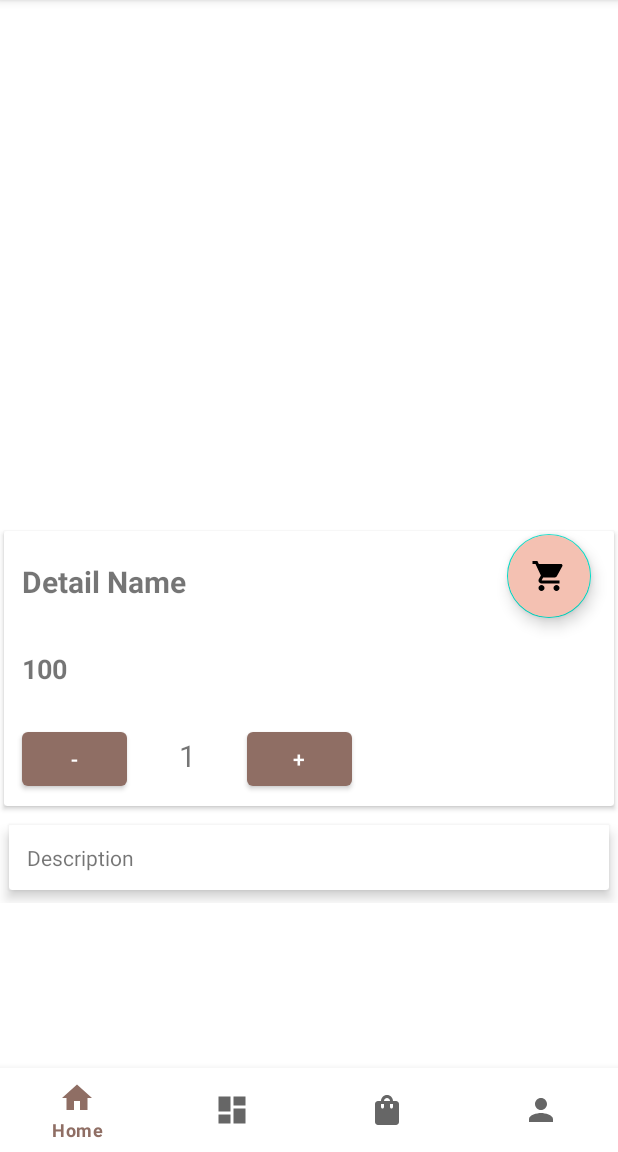
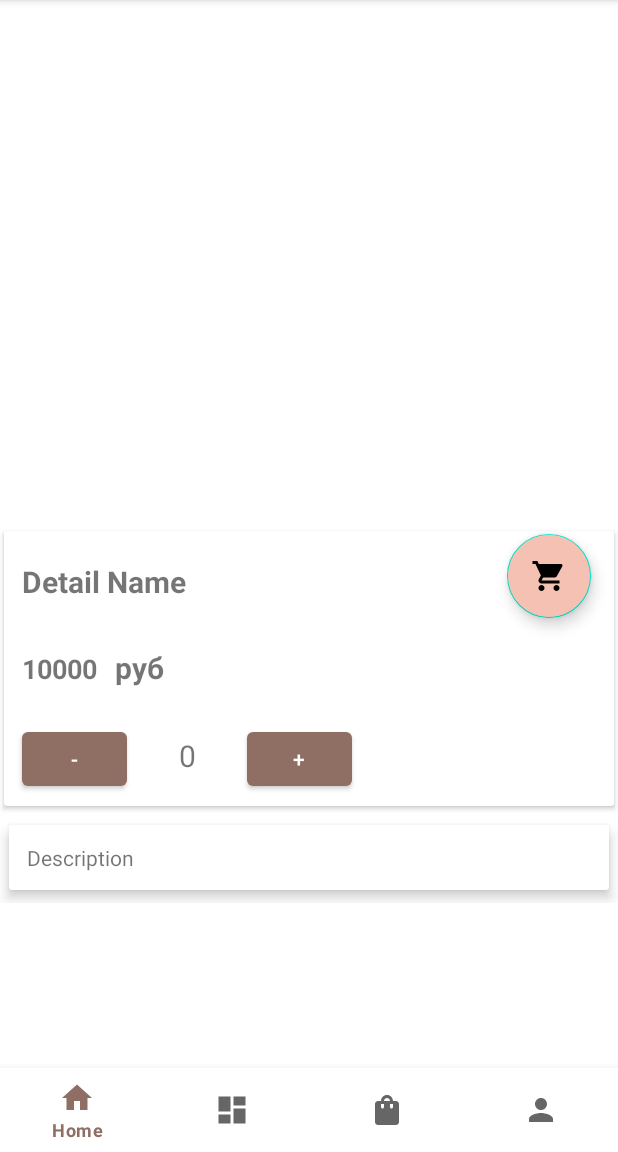
Before and after one commit to razduevmaksim/Pinskdrev, an Android app: the DetailFragment screen opened through its navigation route, on a phone screen of 412 x 824 dp, the part 84-1236 px from its top. Run offline under Robolectric (Android 15) with nearby library versions, the phone set to English and light mode, and no system bars; our stand-ins replace EventBus, Firebase (no records; nobody signed in at launch, a user with empty details on screens opened directly), navigation-ui; libraries missing offline, so code that uses them is left out: com.andremion.counterfab, com.asksira.loopingviewpager; plain views replace CounterFab; 9 statements that could not run were skipped.

Commit message:
Pinskdrev

```diff
--- a/app/src/main/java/com/maksapp/pinskdrev/ui/detail/DetailFragment.kt
+++ b/app/src/main/java/com/maksapp/pinskdrev/ui/detail/DetailFragment.kt
@@ -18,6 +18,7 @@ import com.bumptech.glide.Glide
 import com.maksapp.pinskdrev.R
 import com.maksapp.pinskdrev.databinding.FragmentDetailBinding
 import com.maksapp.pinskdrev.model.ProductModel
+import kotlinx.android.synthetic.main.fragment_detail.*
 import kotlinx.android.synthetic.main.fragment_detail.view.*
 import kotlinx.android.synthetic.main.fragment_product.view.*
 
@@ -48,7 +49,7 @@ class DetailFragment : Fragment() {
         _binding = FragmentDetailBinding.inflate(inflater, container, false)
         val root: View = binding.root
         initView(root)
-
+        changeNumber()
         detailViewModel.getMutableDetailModelLiveData().observe(viewLifecycleOwner, Observer {
             displayInfo(it)
         })
@@ -74,6 +75,23 @@ class DetailFragment : Fragment() {
         countProducts = root.count_details as TextView
     }
 
+    fun changeNumber() {
+        buttonMinus!!.setOnClickListener() {
+            if (countProducts!!.text.toString().toInt() <= 0) {
+                countProducts!!.text = (0).toString()
+            } else {
+                countProducts!!.text = (countProducts!!.text.toString().toInt() - 1).toString()
+            }
+        }
+        buttonPlus!!.setOnClickListener() {
+            if (countProducts!!.text.toString().toInt() >= 100) {
+                countProducts!!.text = (100).toString()
+            } else {
+                countProducts!!.text = (countProducts!!.text.toString().toInt() + 1).toString()
+            }
+        }
+    }
+
     override fun onDestroyView() {
         super.onDestroyView()
         _binding = null
--- a/app/src/main/res/layout/fragment_detail.xml
+++ b/app/src/main/res/layout/fragment_detail.xml
@@ -78,15 +78,32 @@
                         android:textSize="20dp"
                         android:textStyle="bold" />
 
+                    <LinearLayout
+                        android:layout_width="match_parent"
+                        android:layout_height="wrap_content"
+                        android:orientation="horizontal">
+
                         <TextView
                             android:id="@+id/text_view_detail_price"
                             android:layout_width="wrap_content"
                             android:layout_height="wrap_content"
                             android:layout_marginTop="8dp"
+                            android:gravity="center"
                             android:padding="12dp"
-                        android:text="100"
+                            android:text="10000"
                             android:textSize="18dp"
                             android:textStyle="bold" />
+
+                        <TextView
+                            android:id="@+id/text_view_detail_rubles"
+                            android:layout_width="wrap_content"
+                            android:layout_height="wrap_content"
+                            android:layout_marginTop="8dp"
+                            android:text="руб"
+                            android:textSize="20dp"
+                            android:textStyle="bold" />
+
+                    </LinearLayout>
 
                     <LinearLayout
                         android:layout_width="match_parent"
@@ -106,7 +123,7 @@
                             android:layout_height="wrap_content"
                             android:gravity="center"
                             android:padding="20dp"
-                            android:text="1"
+                            android:text="0"
                             android:textSize="20dp" />
 
                         <Button
```
Lines whose indentation alone changed are shown as unchanged.
